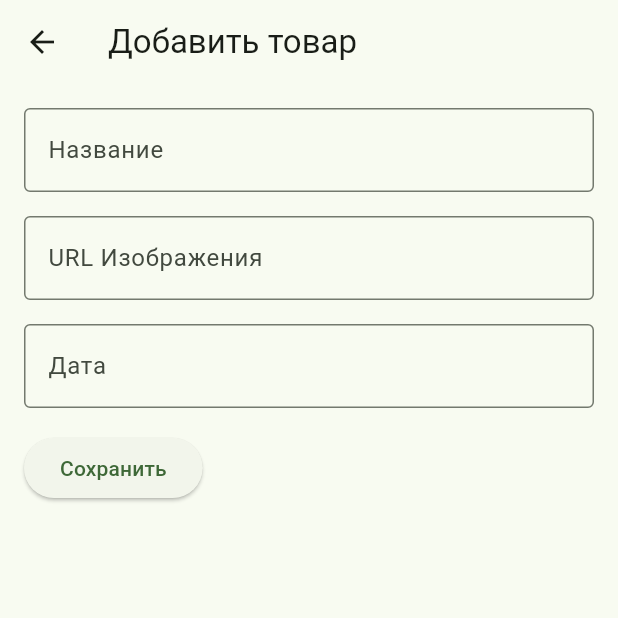
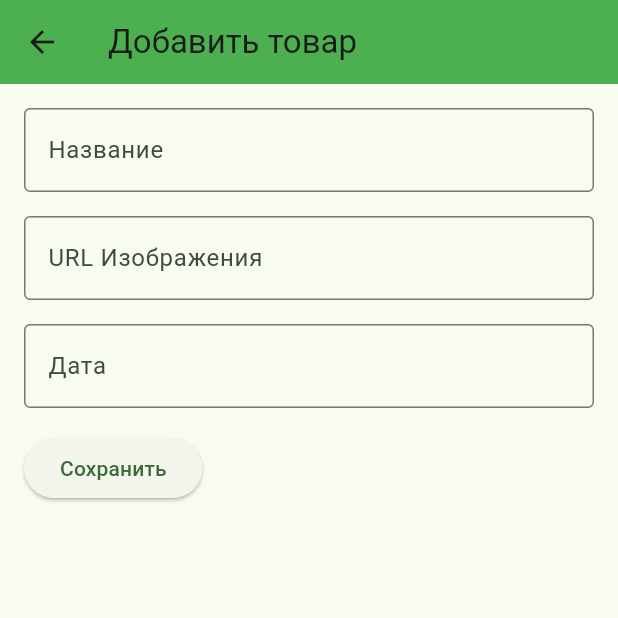
Before and after one commit to WitchKotelok/flutter-kvantum, a Flutter app: the screen it shows after launch, after a tap on the "add" icon, on a phone screen of 412 x 824 dp, the top half of it. Run offline on Flutter 3.47's test engine with Material 2 defaults, Android fonts, the phone set to English and light mode, and no system bars; our stand-ins replace sqflite, table_calendar; accounts and stored records are empty; network calls fail.

Commit message:
little design

```diff
--- a/lib/screens/add_data_form.dart
+++ b/lib/screens/add_data_form.dart
@@ -63,6 +63,7 @@ class AddDataForm extends StatefulWidget {
       return Scaffold(
         appBar: AppBar(
           title: const Text('Добавить товар'),
+          backgroundColor: Colors.green,
         ),
         body: Padding(
           padding: const EdgeInsets.all(16.0),
--- a/lib/screens/data_details_screen.dart
+++ b/lib/screens/data_details_screen.dart
@@ -11,6 +11,7 @@ class DataDetailsScreen extends StatelessWidget {
       return Scaffold(
         appBar: AppBar(
           title: Text('Подробно о товаре'),
+          backgroundColor: Colors.green,
         ),
         body: Column(
           crossAxisAlignment: CrossAxisAlignment.start,
--- a/lib/screens/edit_data_form.dart
+++ b/lib/screens/edit_data_form.dart
@@ -66,6 +66,7 @@ class EditDataForm extends StatefulWidget {
       return Scaffold(
         appBar: AppBar(
           title: const Text('Редактировать товар'),
+          backgroundColor: Colors.green,
         ),
         body: Padding(
           padding: const EdgeInsets.all(16.0),
--- a/lib/screens/home_screen.dart
+++ b/lib/screens/home_screen.dart
@@ -56,6 +56,7 @@ class _HomeScreenState extends State<HomeScreen> {
     return Scaffold(
       appBar: AppBar(
         title: const Text('Календарь'),
+        backgroundColor: Colors.green,
       ),
       body: Consumer<MyDataProvider>(
         builder: (context, provider, child) {
@@ -92,13 +93,21 @@ class _HomeScreenState extends State<HomeScreen> {
                     });
                   }
                 },
-                calendarStyle: CalendarStyle(
+                calendarStyle: const CalendarStyle(
                   todayDecoration: BoxDecoration(
-                    color: Colors.amber,
-                    shape: BoxShape.circle
-                  )
+                    color: Colors.green,
+                    shape: BoxShape.circle,
+                  ),
+                  selectedDecoration: BoxDecoration(
+                    color: Colors.lightGreen,
+                    shape: BoxShape.circle,
+                  ),
                 ),
-
+                calendarBuilders: CalendarBuilders(
+                  markerBuilder: (context, day, events) {
+                    return _marker(day);
+                  },
+                ),
               ),
               //!
               Container(
@@ -167,4 +176,26 @@ class _HomeScreenState extends State<HomeScreen> {
       ),
     );
   }
+
+  Widget _marker(DateTime date/*, List<MyData> products*/) {
+
+    // List<Widget> markers = [];
+    // final myProducts = Provider.of<MyDataProvider>(context);
+    // Map<DateTime, List<MyData>> _products = {};
+    //   (element) {
+    //     markers.add(Padding(
+    //       padding: EdgeInsets.only(bottom: 2.0),
+    //       child: Container(
+    //         width: 3,
+    //         height: 3,
+    //         decoration: BoxDecoration(
+    //           color: Colors.blue,
+    //           shape: BoxShape.circle
+    //         ),
+    //       ),
+    //     ));
+    //   };
+
+    return Row(children:/*markers*/[]);
+  }
 }
```
